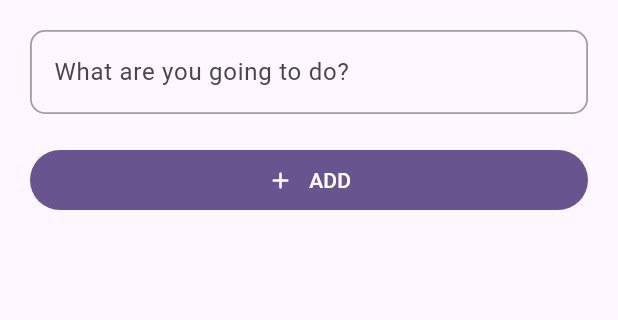
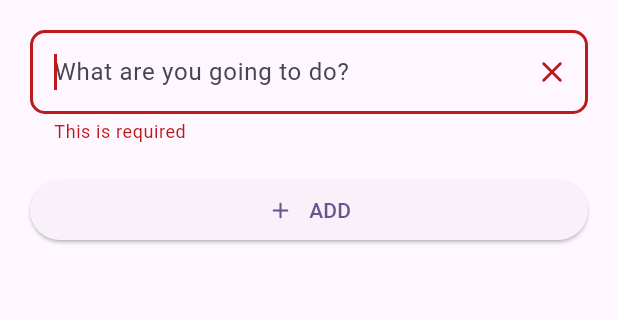
Before and after one commit to gu-tig333-ht24/gusneuza, a Flutter app: the AddTodoPage screen opened directly, after a tap on "ADD", on a phone screen of 412 x 824 dp, the part 84-404 px from its top. Run offline on Flutter 3.47's test engine with Material 3 defaults, Android fonts, the phone set to English and light mode, and no system bars.

Commit message:
improve ui and refactor

```diff
--- /dev/null
+++ b/lib/src/core/app_sizes.dart
@@ -0,0 +1,7 @@
+class AppSizes {
+  const AppSizes._();
+
+  static const s0 = 0.0;
+  static const s10 = 10.0;
+  static const s20 = 20.0;
+}
--- /dev/null
+++ b/lib/src/core/app_theme.dart
@@ -0,0 +1,33 @@
+import 'package:flutter/material.dart';
+
+class AppTheme {
+  AppTheme._();
+
+  static ThemeData theme = ThemeData.light().copyWith(
+    colorScheme: ColorScheme.fromSeed(seedColor: Colors.deepPurple),
+    appBarTheme: AppBarTheme(
+      backgroundColor: Colors.deepPurpleAccent.shade100,
+      centerTitle: true,
+    ),
+    floatingActionButtonTheme: const FloatingActionButtonThemeData(),
+    inputDecorationTheme: InputDecorationTheme(
+      border: _inputBorder,
+      enabledBorder: _inputBorder,
+      focusedBorder: _inputBorder.copyWith(
+        borderSide: _inputBorderSide.copyWith(
+          color: Colors.deepPurpleAccent,
+        ),
+      ),
+    ),
+  );
+
+  static final _inputBorder = OutlineInputBorder(
+    borderRadius: BorderRadius.circular(10),
+    borderSide: _inputBorderSide,
+  );
+
+  static const _inputBorderSide = BorderSide(
+    width: 1.2,
+    color: Colors.grey,
+  );
+}
--- a/lib/src/models/todo.dart
+++ b/lib/src/models/todo.dart
@@ -4,6 +4,18 @@ class Todo {
     required this.title,
     this.done = false,
   });
+
+  Todo copyWith({
+    String? id,
+    String? title,
+    bool? done,
+  }) {
+    return Todo(
+      id: id ?? this.id,
+      title: title ?? this.title,
+      done: done ?? this.done,
+    );
+  }
 
   final String id;
   final String title;
--- a/lib/src/pages/add_todo_page.dart
+++ b/lib/src/pages/add_todo_page.dart
@@ -1,6 +1,9 @@
 import 'package:flutter/material.dart';
 
-import '../constants/app_constants.dart';
+import '../core/app_sizes.dart';
+import '../models/todo.dart';
+import '../widgets/add_todo_form.dart';
+import '../widgets/custom_app_bar.dart';
 
 class AddTodoPage extends StatelessWidget {
   const AddTodoPage({super.key});
@@ -8,59 +11,21 @@ class AddTodoPage extends StatelessWidget {
   @override
   Widget build(BuildContext context) {
     return Scaffold(
-      appBar: AppBar(
-        title: const Text(AppConstants.appTitle),
-      ),
-      body: ListView(
-        padding: const EdgeInsets.all(20.0),
-        children: [
-          Column(
-            children: [
-              TextField(
-                maxLines: 1,
-                cursorColor: Colors.deepPurpleAccent,
-                textInputAction: TextInputAction.done,
-                decoration: InputDecoration(
-                  hintText: "What are you going to do?",
-                  // hintStyle: TextStyle(color: Colors.grey),
-                  border: OutlineInputBorder(
-                    borderRadius: BorderRadius.circular(10),
-                    borderSide: const BorderSide(
-                      width: 1.2,
-                      color: Colors.grey,
-                    ),
-                  ),
-                  enabledBorder: OutlineInputBorder(
-                    borderRadius: BorderRadius.circular(10),
-                    borderSide: const BorderSide(
-                      color: Colors.grey,
-                      width: 1.2,
-                    ),
-                  ),
-                  focusedBorder: OutlineInputBorder(
-                    borderRadius: BorderRadius.circular(10),
-                    borderSide: const BorderSide(
-                      color: Colors.deepPurpleAccent,
-                      width: 1.2,
-                    ),
-                  ),
-                ),
+      appBar: const CustomAppBar(),
+      body: Padding(
+        padding: const EdgeInsets.all(AppSizes.s20),
+        child: AddTodoForm(
+          onValidSubmit: (String title) {
+            // TODO: save todo
+            final todo = Todo(id: "", title: title);
+
+            ScaffoldMessenger.of(context).showSnackBar(
+              const SnackBar(
+                content: Text("Todo added."),
               ),
-              const SizedBox(height: 20),
-              FilledButton(
-                onPressed: () {},
-                child: const Row(
-                  mainAxisAlignment: MainAxisAlignment.center,
-                  children: [
-                    Icon(Icons.add_rounded),
-                    SizedBox(width: 10),
-                    Text("ADD"),
-                  ],
-                ),
-              ),
-            ],
-          ),
-        ],
+            );
+          },
+        ),
       ),
     );
   }
--- /dev/null
+++ b/lib/src/utils/string_extensions.dart
@@ -0,0 +1,4 @@
+extension Capitalize on String {
+  String get capitalized =>
+      isEmpty ? "" : replaceRange(0, 1, this[0].toUpperCase());
+}
--- /dev/null
+++ b/lib/src/widgets/add_todo_form.dart
@@ -0,0 +1,91 @@
+import 'package:flutter/material.dart';
+
+import '../core/app_sizes.dart';
+
+class AddTodoForm extends StatefulWidget {
+  const AddTodoForm({
+    super.key,
+    required this.onValidSubmit,
+  });
+
+  final Function(String title) onValidSubmit;
+
+  @override
+  State<AddTodoForm> createState() => _AddTodoFormState();
+}
+
+class _AddTodoFormState extends State<AddTodoForm> {
+  final _formKey = GlobalKey<FormState>();
+  late TextEditingController _titleController;
+  late FocusNode _focusNode;
+
+  @override
+  void initState() {
+    super.initState();
+    _titleController = TextEditingController();
+    _focusNode = FocusNode();
+  }
+
+  @override
+  void dispose() {
+    _titleController.dispose();
+    _focusNode.dispose();
+    super.dispose();
+  }
+
+  void _onAddButtonPressed() {
+    if (_formKey.currentState!.validate()) {
+      widget.onValidSubmit(_titleController.text);
+      _titleController.text = "";
+    }
+
+    _focusNode.requestFocus();
+  }
+
+  @override
+  Widget build(BuildContext context) {
+    return Form(
+      key: _formKey,
+      child: Column(
+        children: [
+          TextFormField(
+            validator: (String? value) {
+              if (value == null || value.isEmpty) {
+                return "This is required";
+              }
+              return null;
+            },
+            controller: _titleController,
+            focusNode: _focusNode,
+            autofocus: true,
+            maxLines: 1,
+            autocorrect: false,
+            enableIMEPersonalizedLearning: false,
+            enableSuggestions: false,
+            cursorColor: Colors.deepPurpleAccent,
+            textInputAction: TextInputAction.done,
+            decoration: InputDecoration(
+              suffixIcon: IconButton(
+                onPressed: () => _titleController.clear(),
+                icon: const Icon(Icons.clear_rounded),
+              ),
+              hintText: "What are you going to do?",
+            ),
+          ),
+          const SizedBox(height: AppSizes.s20),
+          ElevatedButton(
+            onPressed: _onAddButtonPressed,
+            child: const Row(
+              mainAxisAlignment: MainAxisAlignment.center,
+              children: [
+                Icon(Icons.add_rounded),
+                SizedBox(width: AppSizes.s10),
+                Text("ADD"),
+              ],
+            ),
+          ),
+        ],
+      ),
+    );
+  }
+}
--- /dev/null
+++ b/lib/src/widgets/custom_app_bar.dart
@@ -0,0 +1,23 @@
+import 'package:flutter/material.dart';
+
+import '../core/app_constants.dart';
+
+class CustomAppBar extends StatelessWidget implements PreferredSizeWidget {
+  const CustomAppBar({
+    super.key,
+    this.actions,
+  });
+
+  final List<Widget>? actions;
+
+  @override
+  Widget build(BuildContext context) {
+    return AppBar(
+      title: const Text(AppConstants.appTitle),
+      actions: actions,
+    );
+  }
+
+  @override
+  Size get preferredSize => const Size.fromHeight(kToolbarHeight);
+}
--- a/lib/src/widgets/todo_filter_menu.dart
+++ b/lib/src/widgets/todo_filter_menu.dart
@@ -1,6 +1,7 @@
 import 'package:flutter/material.dart';
 
 import '../enums/todo_filter.dart';
+import '../utils/string_extensions.dart';
 
 class TodoFilterMenu extends StatefulWidget {
   const TodoFilterMenu({
@@ -29,7 +30,7 @@ class _TodoFilterMenuState extends State<TodoFilterMenu> {
           .map(
             (TodoFilter filter) => PopupMenuItem(
               value: filter,
-              child: Text(filter.name),
+              child: Text(filter.name.capitalized),
             ),
           )
           .toList(),
```
Also changed, not shown: lib/src/app.dart (+4 -10 lines), lib/src/pages/home_page.dart (+9 -6 lines), lib/src/widgets/todo_list.dart (+25 -18 lines), lib/src/widgets/todo_list_tile.dart (added, +38 -0 lines), lib/src/core/app_constants.dart (renamed from lib/src/constants/app_constants.dart).
